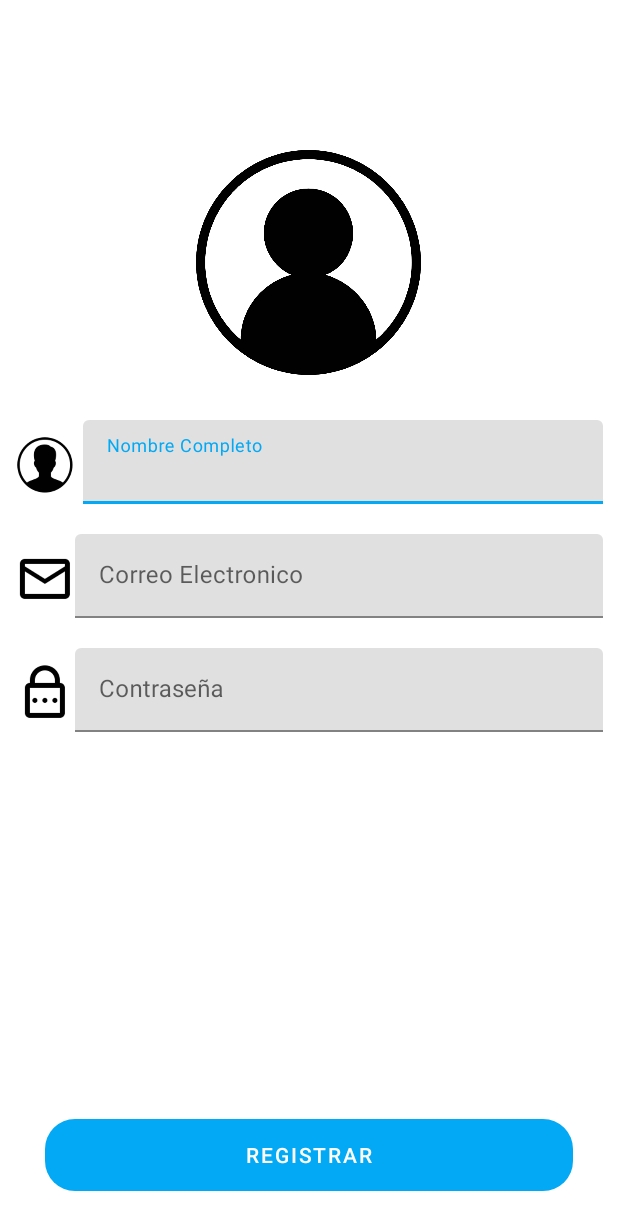
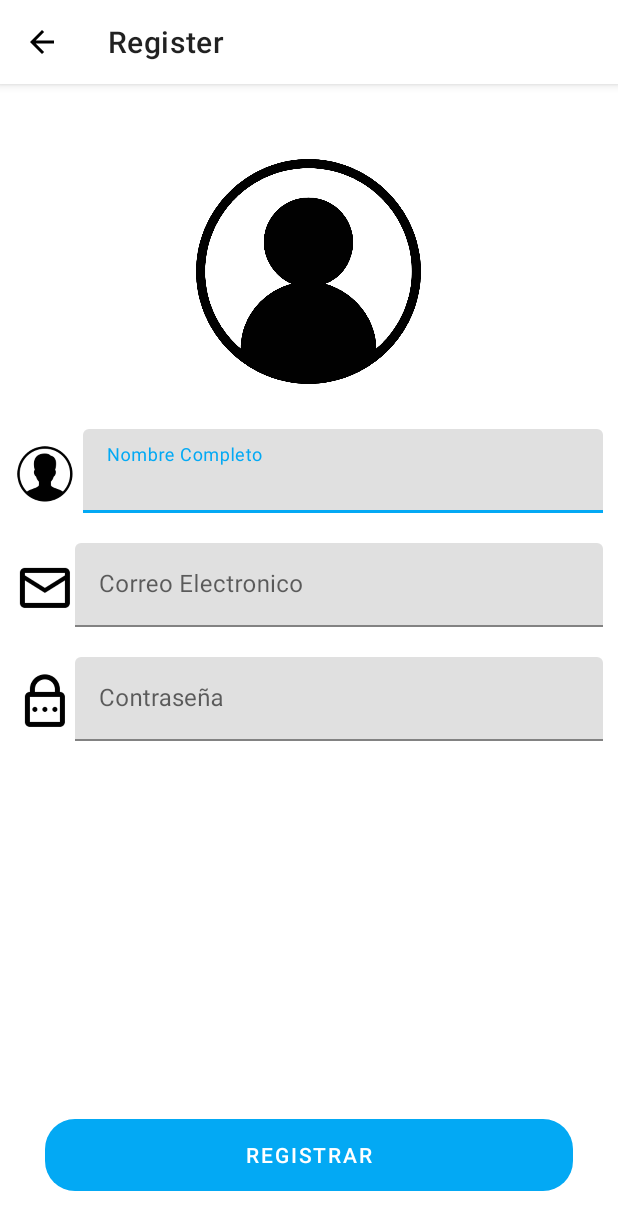
Before and after one commit to kkevin7/uberclone, an Android app: the RegisterActivity screen opened directly, with no data from a screen before it, on a phone screen of 412 x 824 dp. Shown: the top 1230 px of the screen. Run offline under Robolectric (Android 15) with nearby library versions, the phone set to English and light mode, and no system bars; our stand-ins replace Firebase (no records; nobody signed in at launch, a user with empty details on screens opened directly); libraries missing offline, so code that uses them is left out: dmax.dialog; 1 statement that could not run was skipped.

Commit message:
Show appbar to register view and save id user account

```diff
--- a/app/src/main/java/org/kevin/uberclone/RegisterActivity.java
+++ b/app/src/main/java/org/kevin/uberclone/RegisterActivity.java
@@ -2,6 +2,7 @@ package org.kevin.uberclone;
 
 import androidx.annotation.NonNull;
 import androidx.appcompat.app.AppCompatActivity;
+import androidx.appcompat.widget.Toolbar;
 
 import android.app.AlertDialog;
 import android.content.SharedPreferences;
@@ -30,6 +31,7 @@ public class RegisterActivity extends AppCompatActivity {
     DatabaseReference mDatabase;
     AlertDialog mDialog;
     ImageView imgRegister;
+    Toolbar mToolbar;
 
     //Views
     Button mButtonRegister;
@@ -41,6 +43,11 @@ public class RegisterActivity extends AppCompatActivity {
     protected void onCreate(Bundle savedInstanceState) {
         super.onCreate(savedInstanceState);
         setContentView(R.layout.activity_register);
+        //Toolbar
+        mToolbar = findViewById(R.id.toolbar);
+        setSupportActionBar(mToolbar);
+        getSupportActionBar().setTitle("Register");
+        getSupportActionBar().setDisplayHomeAsUpEnabled(true);
 
         //Firebase
         mAuth = FirebaseAuth.getInstance();
@@ -80,7 +87,8 @@ public class RegisterActivity extends AppCompatActivity {
                     @Override
                     public void onComplete(@NonNull Task<AuthResult> task) {
                         if(task.isSuccessful()){
-                            saveUser(name, email);
+                            String id = mAuth.getCurrentUser().getUid();
+                            saveUser(id, name, email);
                         }else{
                             Toast.makeText(RegisterActivity.this, "No se pudo registrar el usuario", Toast.LENGTH_SHORT).show();
                             mDialog.dismiss();
@@ -96,34 +104,34 @@ public class RegisterActivity extends AppCompatActivity {
 
     }
 
-    private void saveUser(String name, String email) {
+    private void saveUser(String id, String name, String email) {
         String selectedUser = mPref.getString("user", "");
         User user = new User();
         user.setName(name);
         user.setEmail(email);
 
         if(selectedUser.equals("driver")){
-            mDatabase.child("Users").child("Drivers").push().setValue(user).addOnCompleteListener(new OnCompleteListener<Void>() {
+            mDatabase.child("Users").child("Drivers").child(id).setValue(user).addOnCompleteListener(new OnCompleteListener<Void>() {
                 @Override
                 public void onComplete(@NonNull Task<Void> task) {
+                    mDialog.dismiss();
                     if(task.isSuccessful()){
                         Toast.makeText(RegisterActivity.this, "Usuario registrado correctamente", Toast.LENGTH_SHORT).show();
                     }else{
                         Toast.makeText(RegisterActivity.this, "No se pudo registrar al usuario", Toast.LENGTH_SHORT).show();
                     }
-                    mDialog.dismiss();
                 }
             });
         }else{
-            mDatabase.child("Users").child("Clients").push().setValue(user).addOnCompleteListener(new OnCompleteListener<Void>() {
+            mDatabase.child("Users").child("Clients").child(id).setValue(user).addOnCompleteListener(new OnCompleteListener<Void>() {
                 @Override
                 public void onComplete(@NonNull Task<Void> task) {
+                    mDialog.dismiss();
                     if(task.isSuccessful()){
                         Toast.makeText(RegisterActivity.this, "Usuario registrado correctamente", Toast.LENGTH_SHORT).show();
                     }else{
                         Toast.makeText(RegisterActivity.this, "No se pudo registrar al usuario", Toast.LENGTH_SHORT).show();
                     }
-                    mDialog.dismiss();
                 }
             });
         }
--- a/app/src/main/res/layout/activity_register.xml
+++ b/app/src/main/res/layout/activity_register.xml
@@ -7,10 +7,13 @@
     android:fitsSystemWindows="true"
     tools:context=".RegisterActivity">
 
+    <include layout="@layout/action_bar_toolbar"/>
+
     <LinearLayout
         android:layout_width="match_parent"
         android:layout_height="match_parent"
         android:orientation="vertical"
+        app:layout_behavior="com.google.android.material.appbar.AppBarLayout$ScrollingViewBehavior"
         >
 
         <ImageView
@@ -18,7 +21,7 @@
             android:layout_width="150dp"
             android:layout_height="150dp"
             android:src="@drawable/icon_register"
-            android:layout_marginTop="100dp"
+            android:layout_marginTop="50dp"
             android:layout_marginBottom="20dp"
             android:layout_gravity="center"
             />
```
Also changed, not shown: app/src/main/AndroidManifest.xml (+7 -3 lines).
